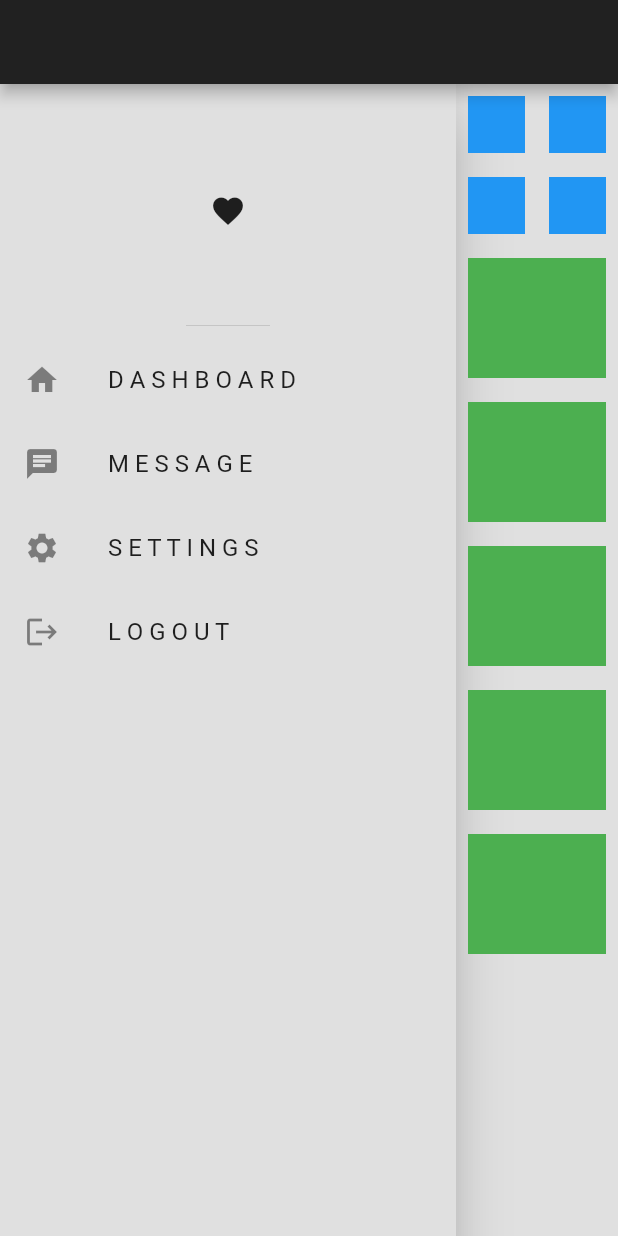
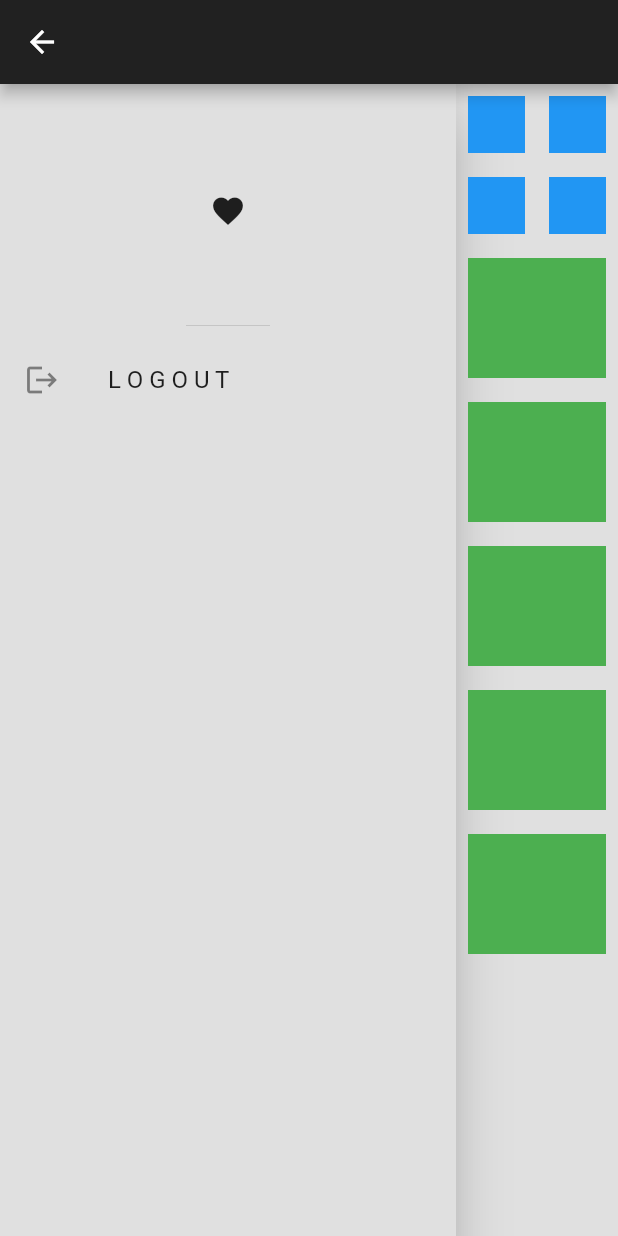
Before and after one commit to shakespear9/flutter_login, a Flutter app: the DesktopScaffold screen opened directly, after a tap on "L O G O U T", on a phone screen of 412 x 824 dp. Run offline on Flutter 3.47's test engine with Material 2 defaults, Android fonts, the phone set to English and light mode, and no system bars; our stand-ins replace bloc, equatable, firebase_auth, firebase_core, flutter_bloc, go_router and 1 more; accounts and stored records are empty.

Commit message:
apply router

```diff
--- /dev/null
+++ b/lib/class/menu.dart
@@ -0,0 +1,14 @@
+import 'package:flutter/material.dart';
+
+class Menu {
+  Menu(
+      {required this.leadingIcon,
+      required this.title,
+      required this.destination,
+      this.onBeforeNavigate});
+
+  final Icon leadingIcon;
+  final String title;
+  final String destination;
+  final VoidCallback? onBeforeNavigate;
+}
--- a/lib/constant.dart
+++ b/lib/constant.dart
@@ -1,6 +1,7 @@
 import 'package:flutter/material.dart';
 import 'package:flutter_bloc/flutter_bloc.dart';
 import 'package:flutter_login/shared/bloc/account/account_bloc.dart';
+import 'package:go_router/go_router.dart';
 
 final myDefaultBackgroundColor = Colors.grey[300];
 
@@ -8,28 +9,53 @@ final myAppBar = AppBar(
   backgroundColor: Colors.grey[900],
 );
 
-myDrawer(BuildContext context) => Drawer(
+myDrawer(BuildContext context) {
+  final menus = context.read<AccountBloc>().state.menus;
+
+  void signOut() {
+    context.read<AccountBloc>().add(AccountEventLogOut());
+    GoRouter.of(context).go("/login");
+  }
+
+  return Drawer(
     backgroundColor: Colors.grey[300],
     child: Column(
       children: [
-          DrawerHeader(child: Icon(Icons.favorite)),
+        const DrawerHeader(child: Icon(Icons.favorite)),
+        for (final route in menus)
+          MouseRegion(
+            cursor: SystemMouseCursors.click,
+            child: ListTile(
+              leading: route.leadingIcon,
+              title: Text(route.title),
+              onTap: () {
+                var callback = route.onBeforeNavigate ?? () {};
+                callback();
+                GoRouter.of(context).go(route.destination);
+              },
+            ),
+          ),
+        // const MouseRegion(
+        //   cursor: SystemMouseCursors.click,
+        //   child: ListTile(
+        //     leading: Icon(Icons.home),
+        //     title: Text("D A S H B O A R D"),
+        //   ),
+        // ),
+        // const ListTile(
+        //   leading: Icon(Icons.chat),
+        //   title: Text("M E S S A G E"),
+        // ),
+        // const ListTile(
+        //   leading: Icon(Icons.settings),
+        //   title: Text("S E T T I N G S"),
+        // ),
         ListTile(
-            leading: Icon(Icons.home),
-            title: Text("D A S H B O A R D"),
-          ),
-          ListTile(
-            leading: Icon(Icons.chat),
-            title: Text("M E S S A G E"),
-          ),
-          ListTile(
-            leading: Icon(Icons.settings),
-            title: Text("S E T T I N G S"),
-          ),
-          ListTile(
-            leading: Icon(Icons.logout),
-            title: Text("L O G O U T"),
-            onTap: () => context.read<AccountBloc>().add(AccountEventLogOut()),
+          leading: const Icon(Icons.logout),
+          title: const Text("L O G O U T"),
+          onTap: signOut,
         ),
       ],
     ),
   );
+}
--- a/lib/main.dart
+++ b/lib/main.dart
@@ -2,6 +2,8 @@ import 'package:firebase_core/firebase_core.dart';
 import 'package:flutter/material.dart';
 import 'package:flutter_bloc/flutter_bloc.dart';
 import 'package:flutter_login/MainPage.dart';
+import 'package:flutter_login/router.dart';
+import 'package:flutter_login/shared/bloc/account/account_bloc.dart';
 import 'package:flutter_login/shared/bloc/app_bloc_ovserver.dart';
 
 Future<void> main() async {
@@ -12,16 +14,26 @@ Future<void> main() async {
   runApp(const MyApp());
 }
 
-class MyApp extends StatelessWidget {
+class MyApp extends StatefulWidget {
   const MyApp({super.key});
 
   @override
+  State<MyApp> createState() => _MyAppState();
+}
+
+class _MyAppState extends State<MyApp> {
+  final account = BlocProvider(create: (context) => AccountBloc());
+  @override
   Widget build(BuildContext context) {
-    return MaterialApp(
+    return MultiBlocProvider(
+      providers: [account],
+      child: MaterialApp.router(
         title: 'Flutter Demo',
         theme: ThemeData(
           primarySwatch: Colors.blue,
         ),
-        home: const MainPage());
+        routerConfig: appRouter,
+      ),
+    );
   }
 }
--- a/lib/responsive/desktop_scaffold.dart
+++ b/lib/responsive/desktop_scaffold.dart
@@ -1,11 +1,12 @@
 import 'package:flutter/material.dart';
 import 'package:flutter_login/constant.dart';
 import 'package:flutter_login/pages/home_page.dart';
+import 'package:flutter_login/shared/bloc/account/account_bloc.dart';
 import 'package:flutter_login/util/my_box.dart';
 import 'package:flutter_login/util/my_tile.dart';
 
 class DesktopScaffold extends StatefulWidget {
-  DesktopScaffold({super.key, required this.child});
+  const DesktopScaffold({super.key, required this.child});
 
   final Widget child;
 
@@ -26,34 +27,36 @@ class _DesktopScaffoldState extends State<DesktopScaffold> {
         //     builder: (context, constraints) => Container(
         //           child: Text("asdsad"),
         //         ))
-        const Flexible(child: HomePage())
+
+        Flexible(child: widget.child),
+
         // LayoutBuilder(builder: (context, constraints) {
-        //   return Expanded(
-        //     flex: 3,
-        //     child: Column(
-        //       children: [
-        //         AspectRatio(
-        //           aspectRatio: 4,
-        //           child: SizedBox(
-        //             width: double.infinity,
-        //             child: GridView.builder(
-        //               itemCount: 4,
-        //               gridDelegate:
-        //                   const SliverGridDelegateWithFixedCrossAxisCount(
-        //                       crossAxisCount: 4),
-        //               itemBuilder: (context, index) => const MyBox(),
-        //             ),
+        //   return
+        // Expanded(
+        //   flex: 3,
+        //   child: Column(
+        //     children: [
+        //       AspectRatio(
+        //         aspectRatio: 4,
+        //         child: SizedBox(
+        //           width: double.infinity,
+        //           child: GridView.builder(
+        //             itemCount: 4,
+        //             gridDelegate:
+        //                 const SliverGridDelegateWithFixedCrossAxisCount(
+        //                     crossAxisCount: 4),
+        //             itemBuilder: (context, index) => const MyBox(),
         //           ),
         //         ),
-        //         Expanded(
-        //           child: ListView.builder(
-        //               itemCount: 5,
-        //               itemBuilder: (context, index) => const MyTile()),
-        //         ),
-        //       ],
-        //     ),
-        //   );
-        // }),
+        //       ),
+        //       Expanded(
+        //         child: ListView.builder(
+        //             itemCount: 5,
+        //             itemBuilder: (context, index) => const MyTile()),
+        //       ),
+        //     ],
+        //   ),
+        // ),
         // Expanded(
         //   flex: 1,
         //   child: Column(
@@ -66,6 +69,46 @@ class _DesktopScaffoldState extends State<DesktopScaffold> {
         // )
         // const HomePage()
         // tiles below it
+
+        // Flexible(
+        //   child: Row(children: [
+        //     Expanded(
+        //       flex: 3,
+        //       child: Column(
+        //         children: [
+        //           AspectRatio(
+        //             aspectRatio: 4,
+        //             child: SizedBox(
+        //               width: double.infinity,
+        //               child: GridView.builder(
+        //                 itemCount: 4,
+        //                 gridDelegate:
+        //                     const SliverGridDelegateWithFixedCrossAxisCount(
+        //                         crossAxisCount: 4),
+        //                 itemBuilder: (context, index) => const MyBox(),
+        //               ),
+        //             ),
+        //           ),
+        //           Expanded(
+        //             child: ListView.builder(
+        //                 itemCount: 5,
+        //                 itemBuilder: (context, index) => const MyTile()),
+        //           ),
+        //         ],
+        //       ),
+        //     ),
+        //     Expanded(
+        //       flex: 1,
+        //       child: Column(
+        //         children: [
+        //           Expanded(
+        //             child: Container(color: Colors.pink),
+        //           )
+        //         ],
+        //       ),
+        //     )
+        //   ]),
+        // )
       ]),
     );
   }
--- a/lib/responsive/mobile_scaffold.dart
+++ b/lib/responsive/mobile_scaffold.dart
@@ -20,6 +20,6 @@ class _MobileScaffoldState extends State<MobileScaffold> {
         appBar: myAppBar,
         backgroundColor: myDefaultBackgroundColor,
         drawer: myDrawer(context),
-        body: HomePage());
+        body: widget.child);
   }
 }
--- a/lib/responsive/tablet_scaffold.dart
+++ b/lib/responsive/tablet_scaffold.dart
@@ -20,6 +20,6 @@ class _TabletScaffoldState extends State<TabletScaffold> {
         appBar: myAppBar,
         backgroundColor: myDefaultBackgroundColor,
         drawer: myDrawer(context),
-        body: HomePage());
+        body: widget.child);
   }
 }
--- a/lib/router.dart
+++ b/lib/router.dart
@@ -1,5 +1,8 @@
 import 'package:flutter/material.dart';
+import 'package:flutter_login/pages/a_page.dart';
 import 'package:flutter_login/pages/home_page.dart';
+import 'package:flutter_login/pages/login_page.dart';
+import 'package:flutter_login/pages/setting_page.dart';
 import 'package:flutter_login/responsive/desktop_scaffold.dart';
 import 'package:flutter_login/responsive/mobile_scaffold.dart';
 import 'package:flutter_login/responsive/responsive_layout.dart';
@@ -18,7 +21,7 @@ final appRouter = GoRouter(
       ShellRoute(
         navigatorKey: _shellNavigatorKey,
         builder: (context, state, child) {
-          return RespnsiveLayout(
+          return ResponsiveLayout(
             desktopScaffold: DesktopScaffold(child: child),
             mobileScaffold: MobileScaffold(child: child),
             tabletScaffold: TabletScaffold(
@@ -29,8 +32,20 @@ final appRouter = GoRouter(
         routes: <RouteBase>[
           GoRoute(
             path: "/home",
-            builder: (context, state) => const HomePage(),
+            builder: (context, state) => HomePage(),
+          ),
+          GoRoute(
+            path: "/setting",
+            builder: (context, state) => const SettingPage(),
+          ),
+          GoRoute(
+            path: "/a",
+            builder: (context, state) => const APage(),
           ),
         ],
+      ),
+      GoRoute(
+        path: "/login",
+        builder: (context, state) => const LoginPage(),
       )
     ]);
--- a/lib/shared/bloc/account/account_state.dart
+++ b/lib/shared/bloc/account/account_state.dart
@@ -2,16 +2,17 @@ part of 'account_bloc.dart';
 
 class AccountState extends Equatable {
   final bool isLogin;
+  final List<Menu> menus;
 
-  const AccountState({required this.isLogin});
+  const AccountState({required this.isLogin, this.menus = const []});
 
-  AccountState copyWith({bool? status}) {
-    return AccountState(isLogin: status ?? !isLogin);
+  AccountState copyWith({bool? status, required List<Menu> menus}) {
+    return AccountState(isLogin: status ?? !isLogin, menus: menus);
   }
 
   @override
   String toString() {
-    return "count : $isLogin";
+    return "isLogin : $isLogin";
   }
 
   // ระบุว่า track การเปลี่ยนแปลงของ state ตัวไหนบ้าง
```
Also changed, not shown: lib/MainPage.dart (+11 -6 lines), lib/pages/a_page.dart (added, +15 -0 lines), lib/pages/expanded1.dart (deleted, +0 -40 lines), lib/pages/home_page.dart (+0 -8 lines), lib/pages/login_page.dart (+17 -3 lines), lib/pages/setting_page.dart (added, +15 -0 lines), lib/responsive/responsive_layout.dart (+11 -6 lines), lib/shared/bloc/account/account_bloc.dart (+22 -2 lines), lib/class/shell_route.dart (added). Lines whose indentation alone changed are shown as unchanged.
